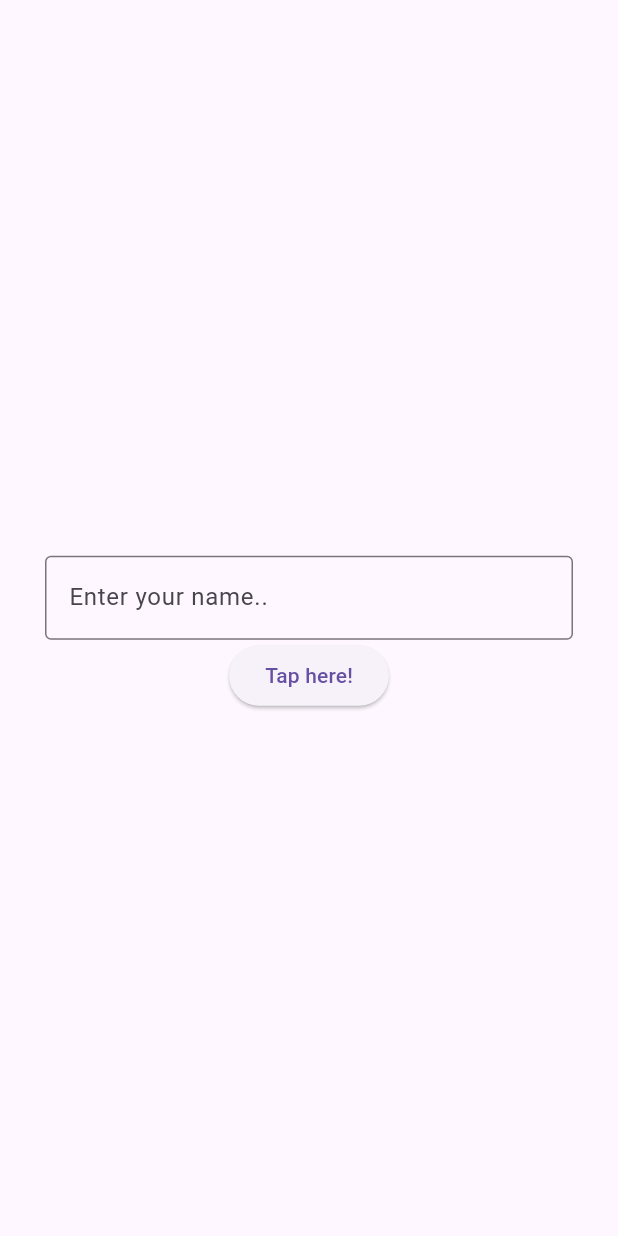
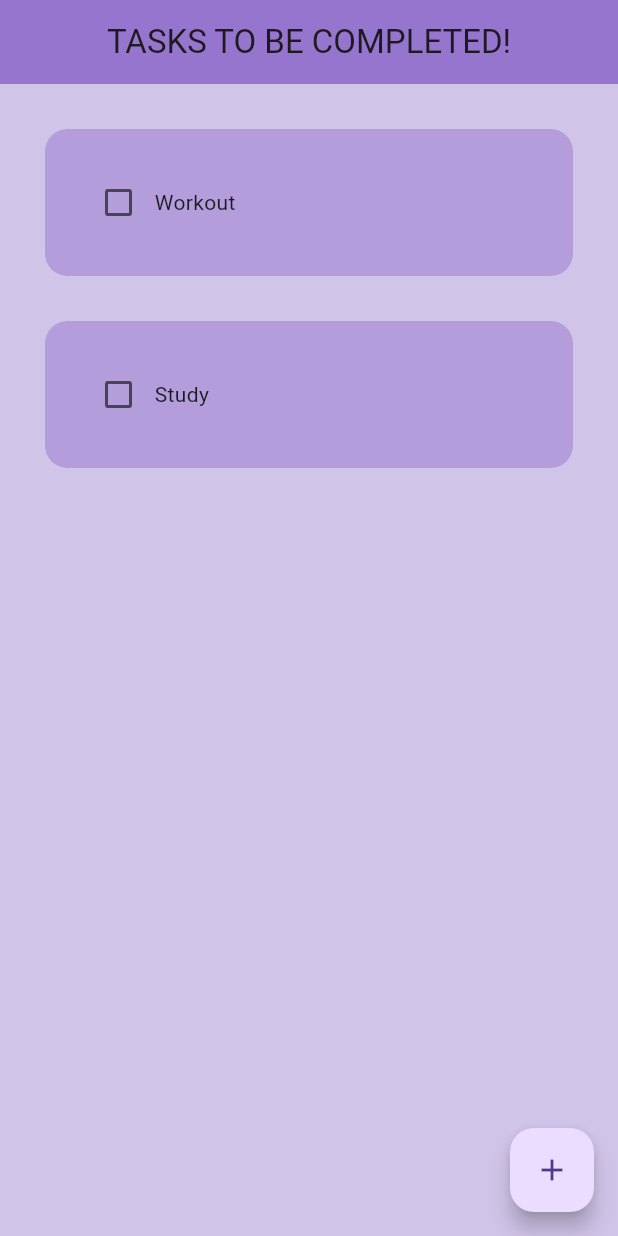
Before and after one commit to CLS11/todo, a Flutter app: the screen it shows after launch, on a phone screen of 412 x 824 dp. Run offline on Flutter 3.47's test engine with Material 3 defaults, Android fonts, the phone set to English and light mode, and no system bars.

Commit message:
An attempt towards making a simple To-Do app.

```diff
--- a/lib/main.dart
+++ b/lib/main.dart
@@ -1,5 +1,8 @@
 import 'package:flutter/material.dart';
-import 'pages/user_input.dart';
+// Re-comment out the following in order to access the UserInput page
+//import 'pages/user_input.dart';
+
+import 'pages/home_page.dart';
 
 void main() {
   runApp(const MyApp());
@@ -12,7 +15,10 @@ class MyApp extends StatelessWidget {
   Widget build(BuildContext context) {
     return MaterialApp(
       debugShowCheckedModeBanner: false,
-      home: UserInput(),
+      // For user Input
+      //home: UserInput(),
+      home: HomePage(),
+      theme: ThemeData(primarySwatch: Colors.deepPurple),
     );
   }
 }
--- /dev/null
+++ b/lib/pages/home_page.dart
@@ -0,0 +1,59 @@
+import 'package:flutter/material.dart';
+import 'package:myapp/utilities/dialog_box.dart';
+import 'package:myapp/utilities/todo_tile.dart';
+
+class HomePage extends StatefulWidget {
+  const HomePage({super.key});
+
+  @override
+  State<HomePage> createState() => _HomePageState();
+}
+
+class _HomePageState extends State<HomePage> {
+  //Tasks list
+  List toDoList = [
+    ["Workout", false],
+    ["Study", false],
+  ];
+
+  //Checkbox function
+  void checkBox(bool? value, int index) {
+    setState(() {
+      toDoList[index][1] = !toDoList[index][1];
+    });
+  }
+
+  //Adding tasks
+  void newtasks() {
+    showDialog(
+        context: context,
+        builder: (context) {
+          return DialogBox();
+        });
+  }
+
+  @override
+  Widget build(BuildContext context) {
+    return Scaffold(
+        backgroundColor: Colors.deepPurple[100],
+        appBar: AppBar(
+          backgroundColor: Colors.deepPurple[300],
+          centerTitle: true,
+          title: Text("TASKS TO BE COMPLETED!"),
+          elevation: 0,
+        ),
+        floatingActionButton: FloatingActionButton(
+          onPressed: () {},
+          child: Icon(Icons.add),
+        ),
+        body: ListView.builder(
+            itemCount: toDoList.length,
+            itemBuilder: (context, index) {
+              return ToDoTile(
+                taskName: toDoList[index][0],
+                taskCompleted: toDoList[index][1],
+                onChanged: (value) => checkBox(value, index),
+              );
+            }));
+  }
+}
--- /dev/null
+++ b/lib/utilities/dialog_box.dart
@@ -0,0 +1,19 @@
+import 'package:flutter/material.dart';
+
+class DialogBox extends StatelessWidget {
+  const DialogBox({super.key});
+
+  @override
+  Widget build(BuildContext context) {
+    return AlertDialog(
+      backgroundColor: Colors.deepPurple[400],
+      content: Container(
+        height: 120,
+        child: Column(children: [
+          TextField(),
+        ]
+        ),
+      ),
+    );
+  }
+}
--- /dev/null
+++ b/lib/utilities/todo_tile.dart
@@ -0,0 +1,45 @@
+import 'package:flutter/material.dart';
+
+class ToDoTile extends StatelessWidget {
+  final String taskName;
+  final bool taskCompleted;
+  Function(bool?)? onChanged;
+
+  ToDoTile(
+    {super.key,
+    required this.taskName,
+    required this.taskCompleted,
+    required this.onChanged,
+    }
+  );
+
+  @override
+  Widget build(BuildContext context) {
+    return Padding(
+      padding: const EdgeInsets.only(left: 30.0, right:30.0, top:30.0),
+      child: Container(
+          padding: EdgeInsets.all(25.0),
+          child: Row(children: [
+            //checkbox
+            Checkbox(
+              value: taskCompleted,
+              onChanged: onChanged,
+              activeColor: Colors.black,
+              ),
+            //tasks to be done
+            Text(
+              taskName,
+              style: TextStyle(
+                decoration: taskCompleted
+                ? TextDecoration.lineThrough
+                : TextDecoration.none,
+                ),
+              ),
+          ]),
+          decoration: BoxDecoration(
+            color: Colors.deepPurple[200],
+            borderRadius: BorderRadius.circular(15.0),
+          )),
+    );
+  }
+}
```
Also changed, not shown: lib/pages/user_input.dart (+7 -4 lines).
